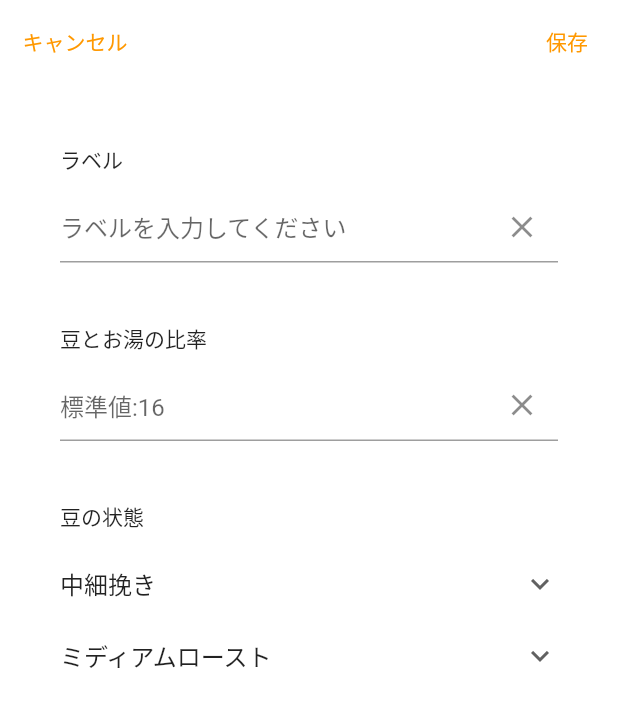
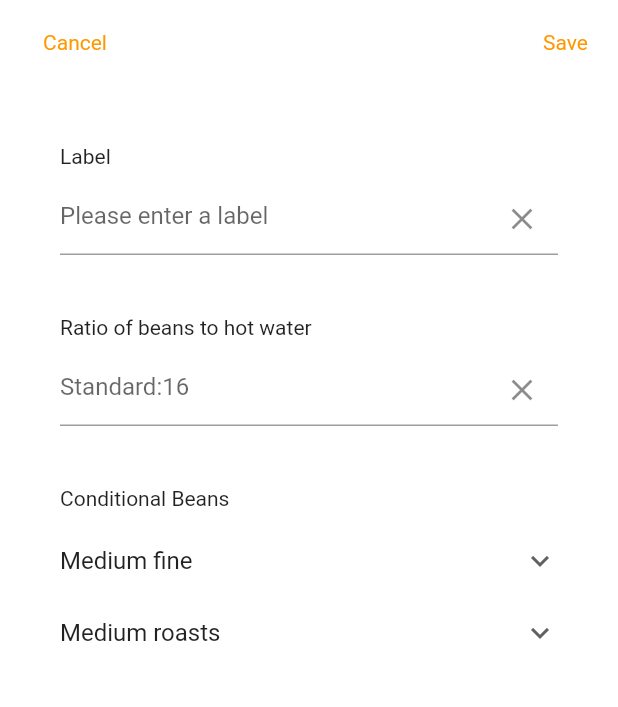
Before and after one commit to uddystyle/drippe_android, a Flutter app: the screen it shows after launch, item 2 of the bottom bar chosen, after a tap on the "add" icon, on a phone screen of 412 x 824 dp. Shown: the top 707 px of the screen. Run offline on Flutter 3.47's test engine with Material 2 defaults, Android fonts, the phone set to English and light mode, and no system bars; our stand-ins replace audioplayers, flutter_hooks, flutter_slidable, freezed_annotation, get_it, hooks_riverpod and 3 more; accounts and stored records are empty.

Commit message:
Implemented localization

```diff
--- /dev/null
+++ b/lib/core/localization/l10n/intl_en.arb
@@ -0,0 +1,45 @@
+{
+    "@@locale": "en",
+    "beans": "Beans(g)",
+    "input": "Tap",
+    "water": "Hot Water(g)",
+    "reset": "Reset",
+    "start": "Start",
+    "stop": "Stop",
+    "editAlarm": "Edit Alarm",
+    "addAlarm": "Add Alarm",
+    "editRecipe": "Edit Recipe",
+    "addRecipe": "Add Recipe",
+    "ratio": "Ratio",
+    "emptyRatio": "Please create a recipe",
+    "recipeTitle": "Recipe",
+    "delete": "Delete",
+    "alarmTitle": "Alarm",
+    "cancel": "Cancel",
+    "save": "Save",
+    "label": "Label",
+    "labelHint": "Please enter a label",
+    "ratioTitle": "Ratio of beans to hot water",
+    "stdRatio": "Standard:16",
+    "beanCondition": "Conditional Beans",
+    "light": "Light roasts",
+    "cinnamon": "Cinnamon roasts",
+    "mediumroasts": "Medium roasts",
+    "high": "High roasts",
+    "city": "City roasts",
+    "french": "French roasts",
+    "italian": "Italian roasts",
+    "turkish": "Turkish",
+    "fine": "Fine",
+    "mediumfine": "Medium fine",
+    "medium": "Medium",
+    "mediumcoarse": "Medium coarse",
+    "coarse": "Coarse",
+    "drippe": "Drippe",
+    "settings": "Settings",
+    "basicSettings": "Basic Settings",
+    "darkMode": "Dark Mode",
+    "aboutApp": "About The App",
+    "contact": "Contact Us",
+    "defaultLabel": "Normal"
+}
--- /dev/null
+++ b/lib/locator.dart
@@ -0,0 +1,8 @@
+import 'package:drippe/core/localization/generated/l10n.dart';
+import 'package:get_it/get_it.dart';
+
+GetIt locator = GetIt.instance;
+
+void setupLocator() {
+  locator.registerLazySingleton(() => I10n());
+}
--- a/lib/main.dart
+++ b/lib/main.dart
@@ -5,11 +5,16 @@
 import 'package:flutter/material.dart';
 import 'package:hooks_riverpod/hooks_riverpod.dart';
 import 'package:shared_preferences/shared_preferences.dart';
+import 'package:flutter_localizations/flutter_localizations.dart';
+import 'package:drippe/core/localization/generated/l10n.dart';
+import 'package:drippe/locator.dart';
 
 void main() async {
   WidgetsFlutterBinding.ensureInitialized();
 
   final SharedPreferences prefs = await SharedPreferences.getInstance();
+
+  setupLocator();
 
   runApp(
     ProviderScope(
@@ -31,6 +36,22 @@
     final bool isDarkMode = ref.watch(appThemeProvider).getTheme();
 
     return MaterialApp(
+      localizationsDelegates: const [
+        I10n.delegate,
+        GlobalMaterialLocalizations.delegate,
+        GlobalWidgetsLocalizations.delegate,
+        GlobalCupertinoLocalizations.delegate,
+      ],
+      supportedLocales: I10n.delegate.supportedLocales,
+      localeResolutionCallback: (deviceLocale, supportLocals) {
+        if (supportLocals
+            .map((e) => e.languageCode)
+            .contains(deviceLocale?.languageCode)) {
+          return deviceLocale;
+        } else {
+          return const Locale('en', '');
+        }
+      },
       debugShowCheckedModeBanner: false,
       theme: isDarkMode ? darkThemeData : lightThemeData,
       darkTheme: darkThemeData,
--- a/lib/views/add_edit_alarm_screen.dart
+++ b/lib/views/add_edit_alarm_screen.dart
@@ -1,7 +1,11 @@
+import 'package:drippe/core/localization/generated/l10n.dart';
+import 'package:drippe/locator.dart';
 import 'package:drippe/models/alarm.dart';
 import 'package:drippe/viewModels/alarm_view_model.dart';
 import 'package:flutter/cupertino.dart';
 import 'package:flutter/material.dart';
+
+final I10n _i10n = locator<I10n>();
 
 class AddEditAlarmScreen extends StatefulWidget {
   final List<Alarm> alarmList;
@@ -44,7 +48,8 @@ class _AddEditAlarmPageState extends State<AddEditAlarmScreen> {
         leading: GestureDetector(
           child: Container(
             alignment: Alignment.center,
-            child: const Text("キャンセル", style: TextStyle(color: Colors.orange)),
+            child: Text(_i10n.cancel,
+                style: const TextStyle(color: Colors.orange)),
           ),
           onTap: () {
             Navigator.pop(context);
@@ -55,7 +60,8 @@ class _AddEditAlarmPageState extends State<AddEditAlarmScreen> {
             child: Container(
               padding: const EdgeInsets.only(right: 20),
               alignment: Alignment.center,
-              child: const Text("保存", style: TextStyle(color: Colors.orange)),
+              child: Text(_i10n.save,
+                  style: const TextStyle(color: Colors.orange)),
             ),
             onTap: () async {
               Alarm alarm = Alarm(
@@ -75,7 +81,8 @@ class _AddEditAlarmPageState extends State<AddEditAlarmScreen> {
           )
         ],
         // backgroundColor: Colors.white,
-        title: widget.index != null ? Text("アラームを編集") : Text("アラームを追加"),
+        title:
+            widget.index != null ? Text(_i10n.editAlarm) : Text(_i10n.addAlarm),
       ),
       body: Container(
         height: double.infinity,
--- a/lib/views/add_edit_recipe_screen.dart
+++ b/lib/views/add_edit_recipe_screen.dart
@@ -1,7 +1,11 @@
+import 'package:drippe/core/localization/generated/l10n.dart';
+import 'package:drippe/locator.dart';
 import 'package:drippe/models/recipe.dart';
 import 'package:drippe/viewModels/recipe_view_model.dart';
 import 'package:flutter/material.dart';
 import 'package:hooks_riverpod/hooks_riverpod.dart';
+
+final I10n _i10n = locator<I10n>();
 
 class AddEditRecipeScreen extends ConsumerStatefulWidget {
   final List<Recipe> recipeList;
@@ -20,9 +24,9 @@ class _AddEditRecipeScreenState extends ConsumerState<AddEditRecipeScreen> {
   TextEditingController roastController = TextEditingController();
 
   String ratio = '16';
-  String label = 'ふつう';
-  String grind = '中細挽き';
-  String roast = 'ミディアムロースト';
+  String label = 'Normal';
+  String grind = _i10n.mediumfine;
+  String roast = _i10n.mediumroasts;
 
   void initEditRecipe() {
     if (widget.index != null) {
@@ -56,7 +60,8 @@ class _AddEditRecipeScreenState extends ConsumerState<AddEditRecipeScreen> {
         leading: GestureDetector(
           child: Container(
             alignment: Alignment.center,
-            child: const Text('キャンセル', style: TextStyle(color: Colors.orange)),
+            child: Text(_i10n.cancel,
+                style: const TextStyle(color: Colors.orange)),
           ),
           onTap: () {
             Navigator.pop(context);
@@ -67,7 +72,8 @@ class _AddEditRecipeScreenState extends ConsumerState<AddEditRecipeScreen> {
             child: Container(
               padding: const EdgeInsets.only(right: 20),
               alignment: Alignment.center,
-              child: const Text('保存', style: TextStyle(color: Colors.orange)),
+              child: Text(_i10n.save,
+                  style: const TextStyle(color: Colors.orange)),
             ),
             onTap: () async {
               // 編集中の場合
@@ -91,7 +97,9 @@ class _AddEditRecipeScreenState extends ConsumerState<AddEditRecipeScreen> {
           )
         ],
         // backgroundColor: Colors.white,
-        title: widget.index != null ? Text("レシピを編集") : Text("レシピを追加"),
+        title: widget.index != null
+            ? Text(_i10n.editRecipe)
+            : Text(_i10n.addRecipe),
       ),
       body: SingleChildScrollView(
         child: Container(
@@ -99,16 +107,15 @@ class _AddEditRecipeScreenState extends ConsumerState<AddEditRecipeScreen> {
           child: Column(
             crossAxisAlignment: CrossAxisAlignment.start,
             children: [
-              Text("ラベル"),
+              Text(_i10n.label),
               const SizedBox(height: 10),
               TextField(
-                // controller: TextEditingController(text: label),
                 controller: labelController,
                 onChanged: (String value) {
                   label = value;
                 },
                 decoration: InputDecoration(
-                  hintText: 'ラベルを入力してください',
+                  hintText: _i10n.labelHint,
                   suffixIcon: IconButton(
                     onPressed: () => labelController.clear(),
                     icon: const Icon(Icons.clear),
@@ -116,7 +123,7 @@ class _AddEditRecipeScreenState extends ConsumerState<AddEditRecipeScreen> {
                 ),
               ),
               const SizedBox(height: 40),
-              Text("豆とお湯の比率"),
+              Text(_i10n.ratioTitle),
               const SizedBox(height: 10),
               TextField(
                 controller: ratioController,
@@ -125,7 +132,7 @@ class _AddEditRecipeScreenState extends ConsumerState<AddEditRecipeScreen> {
                   ratio = value;
                 },
                 decoration: InputDecoration(
-                  hintText: '標準値:16',
+                  hintText: _i10n.stdRatio,
                   suffixIcon: IconButton(
                     onPressed: () => ratioController.clear(),
                     icon: const Icon(Icons.clear),
@@ -133,7 +140,7 @@ class _AddEditRecipeScreenState extends ConsumerState<AddEditRecipeScreen> {
                 ),
               ),
               const SizedBox(height: 40),
-              Text("豆の状態"),
+              Text(_i10n.beanCondition),
               const SizedBox(height: 10),
               DropdownButton(
                   value: grind,
@@ -144,8 +151,14 @@ class _AddEditRecipeScreenState extends ConsumerState<AddEditRecipeScreen> {
                   underline: Container(
                     height: 0,
                   ),
-                  items: <String>['極細挽き', '細挽き', '中細挽き', '中挽き', '中粗挽き', '粗挽き']
-                      .map<DropdownMenuItem<String>>((String value) {
+                  items: <String>[
+                    _i10n.turkish,
+                    _i10n.fine,
+                    _i10n.mediumfine,
+                    _i10n.medium,
+                    _i10n.mediumcoarse,
+                    _i10n.coarse
+                  ].map<DropdownMenuItem<String>>((String value) {
                     return DropdownMenuItem<String>(
                         value: value, child: Text(value));
                   }).toList(),
@@ -164,13 +177,13 @@ class _AddEditRecipeScreenState extends ConsumerState<AddEditRecipeScreen> {
                     height: 0,
                   ),
                   items: <String>[
-                    'ライトロースト',
-                    'シナモンロースト',
-                    'ミディアムロースト',
-                    'ハイロースト',
-                    'シティロースト',
-                    'フレンチロースト',
-                    'イタリアンロースト'
+                    _i10n.light,
+                    _i10n.cinnamon,
+                    _i10n.mediumroasts,
+                    _i10n.high,
+                    _i10n.city,
+                    _i10n.french,
+                    _i10n.italian
                   ].map<DropdownMenuItem<String>>((String value) {
                     return DropdownMenuItem<String>(
                         value: value, child: Text(value));
--- a/lib/views/drippe_screen.dart
+++ b/lib/views/drippe_screen.dart
@@ -1,4 +1,5 @@
-import 'package:drippe/models/alarm.dart';
+import 'package:drippe/core/localization/generated/l10n.dart';
+import 'package:drippe/locator.dart';
 import 'package:drippe/viewModels/alarm_view_model.dart';
 import 'package:drippe/viewModels/stopWatch_view_model.dart';
 import 'package:drippe/viewModels/drippe_view_model.dart';
@@ -8,9 +9,9 @@ import 'package:flutter/material.dart';
 import 'package:flutter/services.dart';
 import 'package:flutter_hooks/flutter_hooks.dart';
 import 'package:hooks_riverpod/hooks_riverpod.dart';
-import 'package:shared_preferences/shared_preferences.dart';
 
 const double _kItemExtent = 32.0;
+final I10n _i10n = locator<I10n>();
 
 class DrippeScreen extends HookConsumerWidget {
   final beanController = TextEditingController();
@@ -84,7 +85,7 @@ class DrippeScreen extends HookConsumerWidget {
                   Expanded(
                     child: Column(
                       children: [
-                        Text('珈琲豆(g)'),
+                        Text(_i10n.beans),
                         const Divider(),
                         Flexible(
                           child: TextFormField(
@@ -96,12 +97,12 @@ class DrippeScreen extends HookConsumerWidget {
                             textAlign: TextAlign.center,
                             style: const TextStyle(
                                 fontSize: 32, fontWeight: FontWeight.normal),
-                            decoration: const InputDecoration(
-                              hintText: '入力',
-                              hintStyle: TextStyle(fontSize: 16),
-                              border: OutlineInputBorder(
+                            decoration: InputDecoration(
+                              hintText: _i10n.input,
+                              hintStyle: const TextStyle(fontSize: 16),
+                              border: const OutlineInputBorder(
                                   borderSide: BorderSide.none),
-                              contentPadding: EdgeInsets.symmetric(
+                              contentPadding: const EdgeInsets.symmetric(
                                   vertical: 2, horizontal: 2),
                             ),
                             onChanged: (String value) {
@@ -118,7 +119,7 @@ class DrippeScreen extends HookConsumerWidget {
                   Expanded(
                     child: Column(
                       children: [
-                        Text("抽出量(g)"),
+                        Text(_i10n.water),
                         const Divider(),
                         Padding(
                           padding: const EdgeInsets.symmetric(vertical: 4.0),
@@ -180,8 +181,8 @@ class DrippeScreen extends HookConsumerWidget {
           ),
           child: Text(
             recipeState.recipes.isEmpty
-                ? 'レシピを作成してください'
-                : '比率 ${drippeState.ratio}',
+                ? _i10n.emptyRatio
+                : '${_i10n.ratio} ${drippeState.ratio}',
             style: Theme.of(context).textTheme.button,
           ),
         ),
@@ -203,7 +204,7 @@ class DrippeScreen extends HookConsumerWidget {
                   backgroundColor: Theme.of(context).cardColor,
                 ),
                 child: Text(
-                  stopWatchState.isStopPressed ? "リセット" : "ストップ",
+                  stopWatchState.isStopPressed ? _i10n.reset : _i10n.stop,
                   style: Theme.of(context).textTheme.button,
                 ),
               ),
@@ -217,7 +218,7 @@ class DrippeScreen extends HookConsumerWidget {
                   backgroundColor: Theme.of(context).cardColor,
                 ),
                 child: Text(
-                  "スタート",
+                  _i10n.start,
                   style: Theme.of(context).textTheme.button,
                 ),
               ),
--- a/lib/views/home_screen.dart
+++ b/lib/views/home_screen.dart
@@ -1,9 +1,13 @@
+import 'package:drippe/core/localization/generated/l10n.dart';
+import 'package:drippe/locator.dart';
 import 'package:drippe/views/alarm_screen.dart';
 import 'package:drippe/views/drippe_screen.dart';
 import 'package:drippe/views/recipe_screen.dart';
 import 'package:drippe/views/setting_screen.dart';
 import 'package:flutter/material.dart';
 import 'package:hooks_riverpod/hooks_riverpod.dart';
+
+final I10n _i10n = locator<I10n>();
 
 class HomeScreen extends ConsumerStatefulWidget {
   const HomeScreen({Key? key}) : super(key: key);
@@ -40,14 +44,16 @@ class _HomeScreenState extends ConsumerState<HomeScreen> {
         showSelectedLabels: true,
         showUnselectedLabels: true,
         elevation: 0,
-        items: const [
+        items: [
           BottomNavigationBarItem(
-              label: "Drippe", icon: Icon(Icons.water_drop)),
+              label: _i10n.drippe, icon: const Icon(Icons.water_drop)),
           BottomNavigationBarItem(
-              label: "Recipe", icon: Icon(Icons.format_list_bulleted)),
-          BottomNavigationBarItem(label: "Alarm", icon: Icon(Icons.timer)),
+              label: _i10n.recipeTitle,
+              icon: const Icon(Icons.format_list_bulleted)),
           BottomNavigationBarItem(
-              label: "Settings", icon: Icon(Icons.settings)),
+              label: _i10n.alarmTitle, icon: const Icon(Icons.timer)),
+          BottomNavigationBarItem(
+              label: _i10n.alarmTitle, icon: const Icon(Icons.settings)),
         ],
       ),
     );
--- a/lib/views/recipe_screen.dart
+++ b/lib/views/recipe_screen.dart
@@ -1,3 +1,5 @@
+import 'package:drippe/core/localization/generated/l10n.dart';
+import 'package:drippe/locator.dart';
 import 'package:drippe/models/recipe.dart';
 import 'package:drippe/viewModels/recipe_view_model.dart';
 import 'package:drippe/views/add_edit_recipe_screen.dart';
@@ -7,6 +9,9 @@ import 'package:flutter_slidable/flutter_slidable.dart';
 import 'package:flutter/material.dart';
 import 'package:hooks_riverpod/hooks_riverpod.dart';
 import 'package:path/path.dart';
+// import 'package:flutter_gen/gen_l10n/app_localizations.dart';
+
+final I10n _i10n = locator<I10n>();
 
 class RecipeScreen extends HookConsumerWidget {
   @override
@@ -24,7 +29,8 @@ class RecipeScreen extends HookConsumerWidget {
       slivers: [
         CupertinoSliverNavigationBar(
           largeTitle: Text(
-            'Recipe',
+            // AppLocalizations.of(context)!.recipeTitle,
+            _i10n.recipeTitle,
             style: Theme.of(context).textTheme.headline4,
           ),
           trailing: GestureDetector(
@@ -52,7 +58,8 @@ class RecipeScreen extends HookConsumerWidget {
                           onPressed: (value) async {
                             await recipeViewModel.deleteRecipe(recipe.id);
                           },
-                          label: '削除',
+                          // label: AppLocalizations.of(context)!.delete,
+                          label: _i10n.delete,
                           backgroundColor: Colors.red,
                           icon: Icons.delete,
                         ),
--- a/lib/views/setting_screen.dart
+++ b/lib/views/setting_screen.dart
@@ -1,8 +1,12 @@
+import 'package:drippe/core/localization/generated/l10n.dart';
+import 'package:drippe/locator.dart';
 import 'package:drippe/viewModels/theme_view_model.dart';
 import 'package:flutter/material.dart';
 import 'package:hooks_riverpod/hooks_riverpod.dart';
 import 'package:settings_ui/settings_ui.dart';
 import 'package:url_launcher/url_launcher.dart';
+
+final I10n _i10n = locator<I10n>();
 
 class SettingScreen extends ConsumerStatefulWidget {
   const SettingScreen({Key? key}) : super(key: key);
@@ -22,7 +26,7 @@ class _SettingScreenState extends ConsumerState<SettingScreen> {
     return Scaffold(
       appBar: AppBar(
         title: Text(
-          "Settings",
+          _i10n.settings,
           style: Theme.of(context).textTheme.headline4,
         ),
         toolbarHeight: 100.0,
@@ -32,7 +36,7 @@ class _SettingScreenState extends ConsumerState<SettingScreen> {
         sections: [
           SettingsSection(
             title: Text(
-              '基本設定',
+              _i10n.basicSettings,
               style: Theme.of(context).textTheme.titleLarge,
             ),
             tiles: <SettingsTile>[
@@ -43,13 +47,13 @@ class _SettingScreenState extends ConsumerState<SettingScreen> {
                 activeSwitchColor: Colors.orange,
                 initialValue: isDarkMode,
                 leading: const Icon(Icons.format_paint),
-                title: const Text('ダークモード'),
+                title: Text(_i10n.darkMode),
               ),
             ],
           ),
           SettingsSection(
             title: Text(
-              'アプリについて',
+              _i10n.aboutApp,
               style: Theme.of(context).textTheme.titleLarge,
             ),
             tiles: <SettingsTile>[
@@ -60,7 +64,7 @@ class _SettingScreenState extends ConsumerState<SettingScreen> {
               // ),
               SettingsTile.navigation(
                 trailing: const Icon(Icons.keyboard_arrow_right_rounded),
-                title: const Text('お問合せ・ご要望'),
+                title: Text(_i10n.contact),
                 onPressed: (context) {
                   openMailApp(mailUrl);
                 },
```
Also changed, not shown: lib/core/localization/l10n/intl_ja.arb (added, +45 -0 lines), lib/views/alarm_screen.dart (+5 -2 lines), pubspec.yaml (+12 -0 lines), lib/core/localization/generated/intl/messages_all.dart (added), lib/core/localization/generated/intl/messages_en.dart (added), lib/core/localization/generated/intl/messages_ja.dart (added), lib/core/localization/generated/l10n.dart (added), pubspec.lock.
